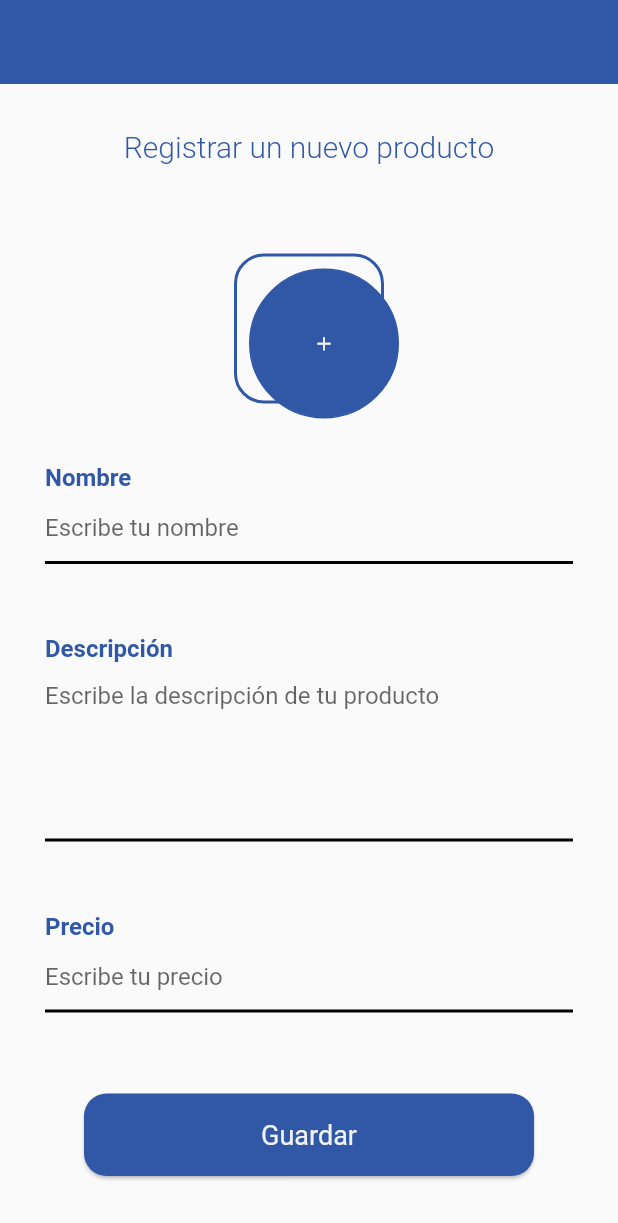
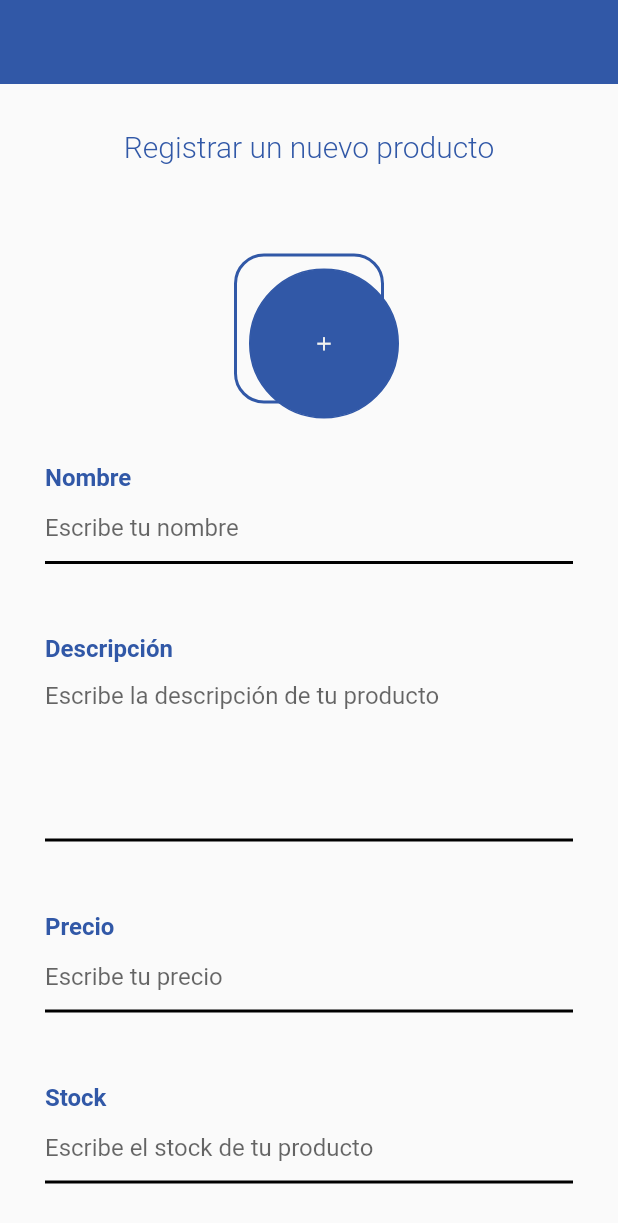
Before and after one commit to srios007/proyecto_final_factores_flutter_web, a Flutter app: the RegisterProductView screen opened by its route, on a phone screen of 412 x 824 dp. Shown: the top 1223 px of the screen. Run offline on Flutter 3.47's test engine with Material 2 defaults, Android fonts, the phone set to English and light mode, and no system bars; our stand-ins replace cached_network_image, cloud_firestore, connectivity_plus, firebase_auth, firebase_core, firebase_messaging and 5 more; missing offline and left inert: image_picker_web; accounts and stored records are empty; statements that could not run were skipped; project files that could hold a hidden picture were left out.

Commit message:
[LAST FIX]

```diff
--- a/lib/app/modules/registerProduct/controllers/register_product_controller.dart
+++ b/lib/app/modules/registerProduct/controllers/register_product_controller.dart
@@ -14,6 +14,7 @@ class RegisterProductController extends GetxController {
   final TextEditingController priceController = TextEditingController();
   final TextEditingController descController = TextEditingController();
   final TextEditingController nameController = TextEditingController();
+  final TextEditingController stockController = TextEditingController();
 
   final key = GlobalKey<FormState>();
   RxBool isLoadingPP = false.obs;
@@ -52,6 +53,7 @@ class RegisterProductController extends GetxController {
     product.price = int.parse(priceController.text);
     product.imageUrl = pPicture;
     product.shopId = user.id;
+    product.stock = int.parse(stockController.text);
   }
 
   /// Valida si tiene o no foto para subirla
--- a/lib/app/modules/registerProduct/views/register_product_view.dart
+++ b/lib/app/modules/registerProduct/views/register_product_view.dart
@@ -190,8 +190,22 @@ class RegisterProductView extends GetView<RegisterProductController> {
             textEditingController: controller.priceController,
             keyboardType: TextInputType.number,
             inputFormatters: [
-              FilteringTextInputFormatter.allow(
-                  RegExp(r'[0-9]+[,.]{0,1}[0-9]*')),
+              FilteringTextInputFormatter.allow(RegExp(r'[0-9]')),
+              TextInputFormatter.withFunction(
+                (oldValue, newValue) => newValue.copyWith(
+                  text: newValue.text.replaceAll('.', ','),
+                ),
+              ),
+            ],
+          ),
+          const SizedBox(height: 25),
+          NormalInput(
+            titleText: 'Stock',
+            hintText: 'Escribe el stock de tu producto',
+            textEditingController: controller.stockController,
+            keyboardType: TextInputType.number,
+            inputFormatters: [
+              FilteringTextInputFormatter.allow(RegExp(r'[0-9]')),
               TextInputFormatter.withFunction(
                 (oldValue, newValue) => newValue.copyWith(
                   text: newValue.text.replaceAll('.', ','),
```
Also changed, not shown: 1 other file.
